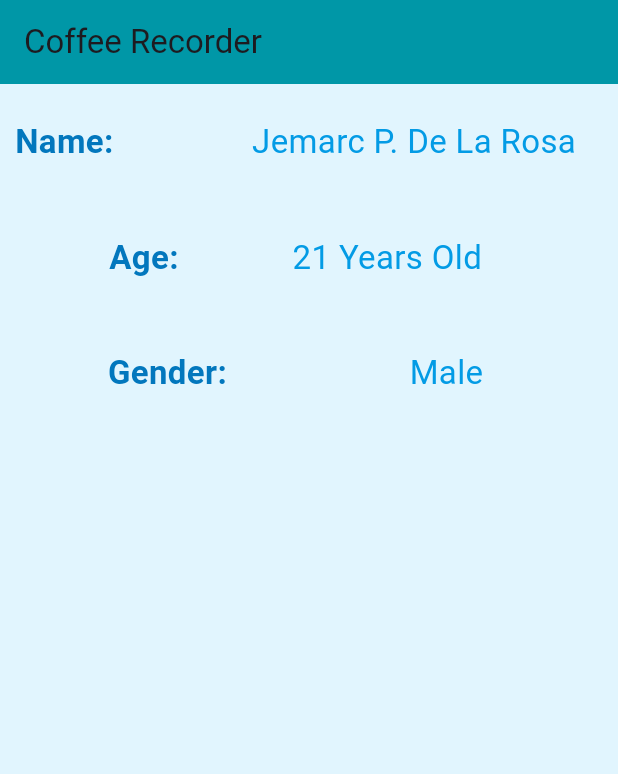
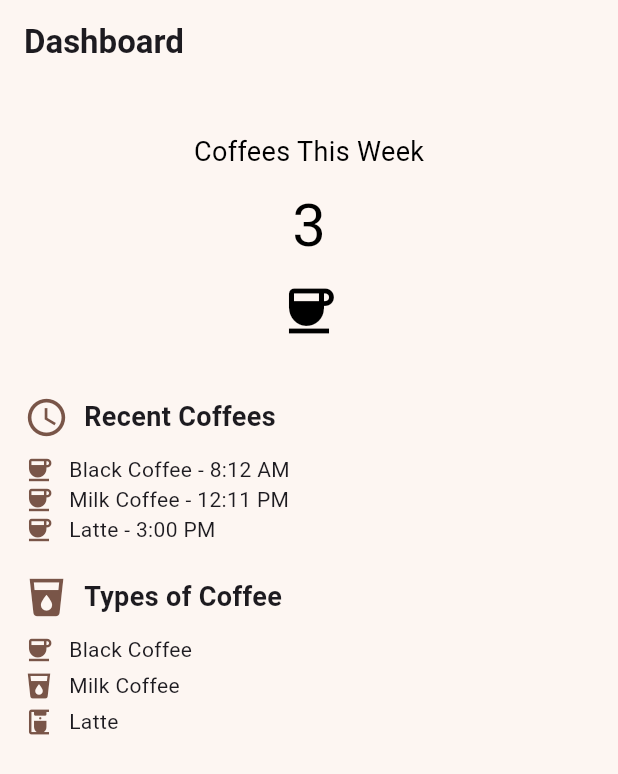
Before and after one commit to jemarc27/Coffee-Recorder, a Flutter app: the screen it shows after launch, on a phone screen of 412 x 824 dp. Shown: the top 774 px of the screen. Run offline on Flutter 3.47's test engine with Material 3 defaults, Android fonts, the phone set to English and light mode, and no system bars.

Commit message:
my mobile app for dashboard

```diff
--- a/lib/main.dart
+++ b/lib/main.dart
@@ -1,104 +1,168 @@
-
 import 'package:flutter/material.dart';
 
 void main() {
-  runApp(MaterialApp(
-    home: Scaffold(
-      backgroundColor: Colors.lightBlue[50],
+  runApp(CoffeeDashboardApp());
+}
+
+class CoffeeDashboardApp extends StatelessWidget {
+  @override
+  Widget build(BuildContext context) {
+    return MaterialApp(
+      title: 'Coffee Recorder',
+      theme: ThemeData(
+        primarySwatch: Colors.brown,
+        scaffoldBackgroundColor: const Color(0xFFFDF6F2),
+      ),
+      home: const DashboardScreen(),
+      debugShowCheckedModeBanner: false,
+    );
+  }
+}
+
+class DashboardScreen extends StatelessWidget {
+  const DashboardScreen({super.key});
+
+  final int coffeesThisWeek = 3; // Number of coffees this week
+  final List<Map<String, String>> recentCoffees = const [
+    {'type': 'Black Coffee', 'date': 'Apr 22', 'time': '8:12 AM'},
+    {'type': 'Milk Coffee', 'date': 'Apr 22', 'time': '12:11 PM'},
+    {'type': 'Latte', 'date': 'Apr 22', 'time': '3:00 PM'},
+  ];
+
+  @override
+  Widget build(BuildContext context) {
+    return Scaffold(
       appBar: AppBar(
-        title: Text('Coffee Recorder'),
-        backgroundColor: Colors.cyan[700],
+        title: const Text(
+          'Dashboard',
+          style: TextStyle(fontWeight: FontWeight.bold),
+        ),
+        backgroundColor: Colors.transparent,
+        elevation: 0,
       ),
-      body: Column(
-        children: [
-          // Name Row with container and all margin
-          Container(
-            margin: EdgeInsets.all(10),
-            child: Row(
-              mainAxisAlignment: MainAxisAlignment.spaceBetween,
+      body: Padding(
+        padding: const EdgeInsets.all(16.0),
+        child: Column(
+          children: [
+            // Coffees This Week Section with Text and Icon
+            Container(
+              padding: const EdgeInsets.all(16),
+
+              child: Column(
+                children: [
+                  const Text(
+                    'Coffees This Week',
+                    style: TextStyle(color: Colors.black, fontSize: 18),
+                  ),
+                  const SizedBox(height: 8),
+                  Text(
+                    '$coffeesThisWeek', // Display the number of coffees
+                    style: const TextStyle(color: Colors.black, fontSize: 40),
+                  ),
+                  const SizedBox(height: 8),
+                  const Icon(
+                    Icons.coffee, // Coffee Icon
+                    color: Colors.black,
+                    size: 40,
+                  ),
+                ],
+              ),
+            ),
+
+            const SizedBox(height: 20),
+
+            // Recent Coffees Section with Text and Icon
+            Row(
               children: [
-                Text(
-                  'Name:',
-                  style: TextStyle(
-                    fontSize: 22,
-                    fontWeight: FontWeight.bold,
-                    color: Colors.lightBlue[800],
-                  ),
+                const Icon(
+                  Icons.access_time, // Recent icon
+                  color: Colors.brown,
+                  size: 30,
                 ),
-                Container(
-                  padding: EdgeInsets.all(8),
-                  margin: EdgeInsets.symmetric(vertical: 5, horizontal: 10),
-                  child: Text(
-                    'Jemarc P. De La Rosa',
-                    style: TextStyle(
-                      fontSize: 22,
-                      color: Colors.lightBlue[600],
-                    ),
-                  ),
+                const SizedBox(width: 10),
+                const Text(
+                  'Recent Coffees',
+                  style: TextStyle(fontSize: 18, fontWeight: FontWeight.bold),
                 ),
               ],
             ),
-          ),
+            const SizedBox(height: 10),
+            Column(
+              children: recentCoffees.map((coffee) {
+                return Row(
+                  children: [
+                    const Icon(
+                      Icons.coffee, // Coffee icon for each recent coffee
+                      color: Colors.brown,
+                      size: 20,
+                    ),
+                    const SizedBox(width: 10),
+                    Text('${coffee['type']} - ${coffee['time']}'),
+                  ],
+                );
+              }).toList(),
+            ),
 
-          // Age Row with symmetric margin
-          Container(
-            margin: EdgeInsets.symmetric(vertical: 10, horizontal: 15),
-            child: Row(
-              mainAxisAlignment: MainAxisAlignment.spaceEvenly,
+            const SizedBox(height: 20),
+
+            // Types of Coffee Section with Text and Icon
+            Row(
               children: [
-                Text(
-                  'Age:',
-                  style: TextStyle(
-                    fontSize: 22,
-                    fontWeight: FontWeight.bold,
-                    color: Colors.lightBlue[800],
-                  ),
+                const Icon(
+                  Icons.local_drink, // Coffee type icon
+                  color: Colors.brown,
+                  size: 30,
                 ),
-                Container(
-                  padding: EdgeInsets.all(8),
-                  margin: EdgeInsets.symmetric(vertical: 5, horizontal: 10),
-                  child: Text(
-                    '21 Years Old',
-                    style: TextStyle(
-                      fontSize: 22,
-                      color: Colors.lightBlue[600],
-                    ),
-                  ),
+                const SizedBox(width: 10),
+                const Text(
+                  'Types of Coffee',
+                  style: TextStyle(fontSize: 18, fontWeight: FontWeight.bold),
                 ),
               ],
             ),
-          ),
-
-          // Gender Row with fromLTRB margin
-          Container(
-            margin: EdgeInsets.fromLTRB(20, 10, 20, 10),
-            child: Row(
-              mainAxisAlignment: MainAxisAlignment.spaceAround,
-              children: [
-                Text(
-                  'Gender:',
-                  style: TextStyle(
-                    fontSize: 22,
-                    fontWeight: FontWeight.bold,
-                    color: Colors.lightBlue[800],
-                  ),
+            const SizedBox(height: 10),
+            Column(
+              children: const [
+                Row(
+                  children: [
+                    Icon(
+                      Icons.coffee, // Black coffee icon
+                      color: Colors.brown,
+                      size: 20,
+                    ),
+                    SizedBox(width: 10),
+                    Text('Black Coffee'),
+                  ],
                 ),
-                Container(
-                  padding: EdgeInsets.all(8),
-                  margin: EdgeInsets.symmetric(vertical: 5, horizontal: 10),
-                  child: Text(
-                    'Male',
-                    style: TextStyle(
-                      fontSize: 22,
-                      color: Colors.lightBlue[600],
+                SizedBox(height: 4),
+                Row(
+                  children: [
+                    Icon(
+                      Icons.local_drink, // Milk coffee icon
+                      color: Colors.brown,
+                      size: 20,
                     ),
-                  ),
+                    SizedBox(width: 10),
+                    Text('Milk Coffee'),
+                  ],
+                ),
+                SizedBox(height: 4),
+                Row(
+                  children: [
+                    Icon(
+                      Icons.coffee_maker, // Latte icon
+                      color: Colors.brown,
+                      size: 20,
+                    ),
+                    SizedBox(width: 10),
+                    Text('Latte'),
+                  ],
                 ),
               ],
             ),
-          ),
-        ],
+          ],
+        ),
       ),
-    ),
-  ));
+    );
+  }
 }
```
